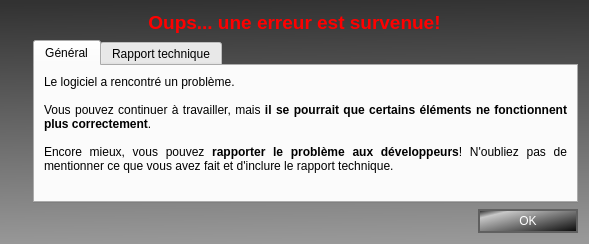
The window that python/resources/ui/CrashDialog.ui (introlab/OpenIMU) describes before a commit, drawn with Qt 5.
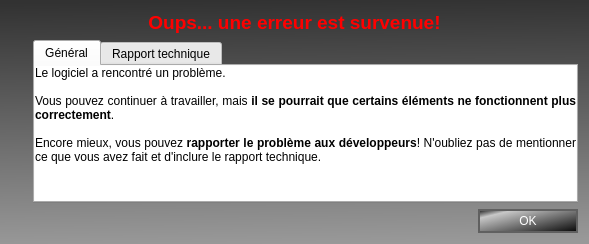
The same window after the commit. Icons and pictures are not drawn.

Commit message: Adjusted "Windows" style on Windows (!)

Patch:
```diff
--- a/python/resources/ui/CrashDialog.ui
+++ b/python/resources/ui/CrashDialog.ui
@@ -19,6 +19,7 @@
   </property>
   <property name="styleSheet">
    <string notr="true">QLabel#lblTitle{color: red;}
+QLabel#lblInfos{background-color: white;}
 
 QDialog{background:qlineargradient(spread:pad, x1:0.483, y1:0, x2:0.511045, y2:1, stop:0 rgb(50, 50, 50), stop:1 rgb(153, 153, 153));border-radius:0px;}
 
@@ -87,6 +88,18 @@
          <string>Général</string>
         </attribute>
         <layout class="QHBoxLayout" name="horizontalLayout_2">
+         <property name="leftMargin">
+          <number>0</number>
+         </property>
+         <property name="topMargin">
+          <number>0</number>
+         </property>
+         <property name="rightMargin">
+          <number>0</number>
+         </property>
+         <property name="bottomMargin">
+          <number>0</number>
+         </property>
          <item>
           <widget class="QLabel" name="lblInfos">
            <property name="text">
@@ -98,6 +111,9 @@
            <property name="wordWrap">
             <bool>true</bool>
            </property>
+           <property name="margin">
+            <number>6</number>
+           </property>
           </widget>
          </item>
         </layout>
```
The commit also changes 4 other files.
